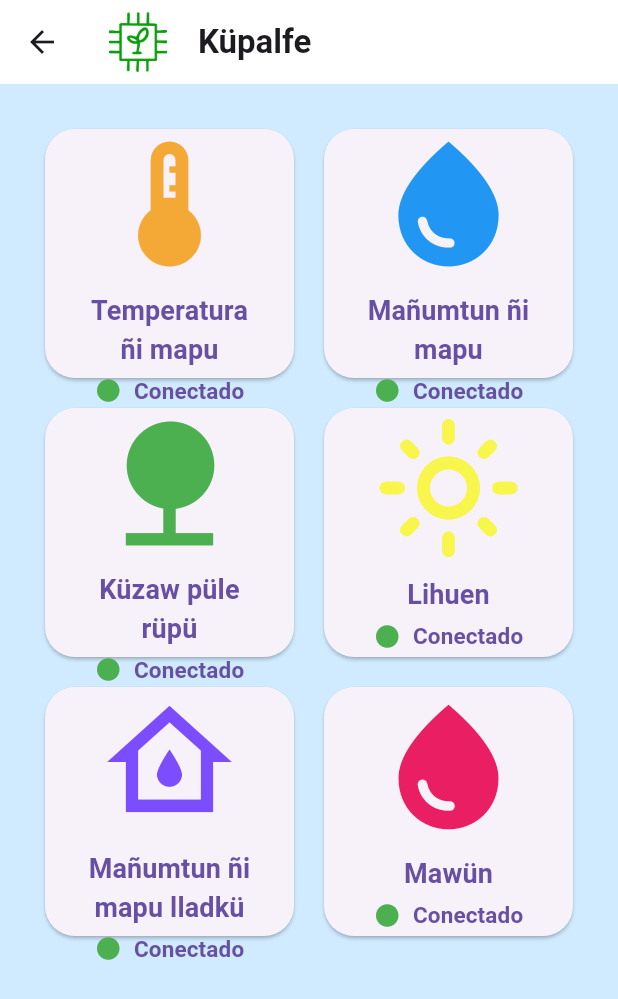
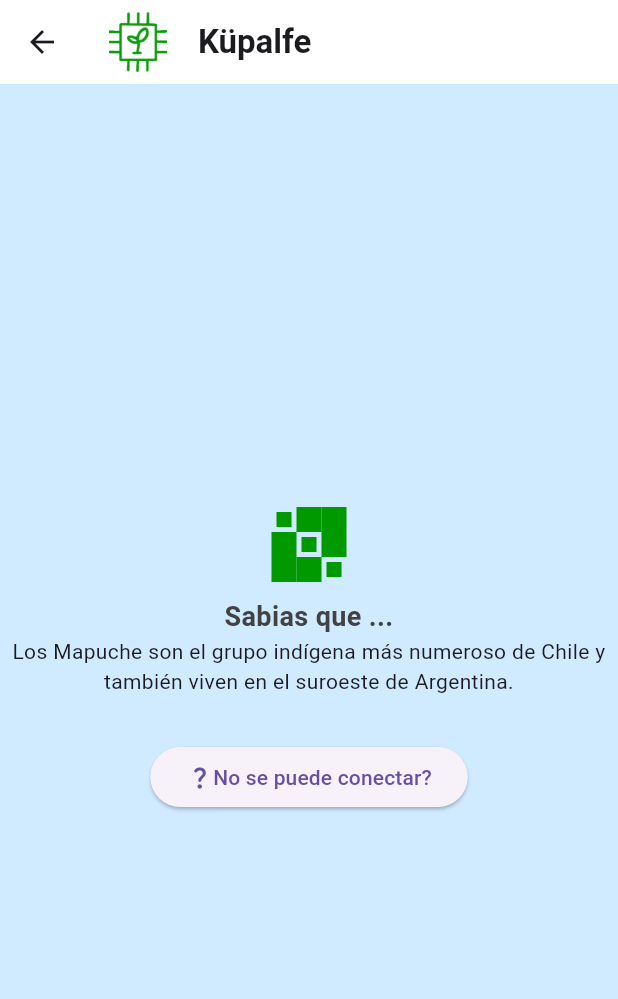
Before and after one commit to kimeltuwe-loftech/Aplicacion_movil, a Flutter app: the Sensores screen opened directly, on a phone screen of 412 x 824 dp. Shown: the top 999 px of the screen. Run offline on Flutter 3.47's test engine with Material 3 defaults, Android fonts, the phone set to English and light mode, and no system bars; our stand-ins replace fl_chart, flutter_spinkit, image_picker, shared_preferences; missing offline and left inert: udp; accounts and stored records are empty.

Commit message:
Add Mapuche facts

```diff
--- /dev/null
+++ b/lib/globals/mapuche_facts.dart
@@ -0,0 +1,30 @@
+import 'dart:math';
+
+final List<String> datosCuriososMapuche = [
+  "Los Mapuche son el grupo indígena más numeroso de Chile y también viven en el suroeste de Argentina.",
+  "Mapuche significa 'gente de la tierra' (mapu = tierra, che = gente).",
+  "Su lengua tradicional es el mapudungun, aún hablada por muchas personas.",
+  "Los Mapuche resistieron con éxito al Imperio Inca en el siglo XV.",
+  "También resistieron la conquista española durante más de 300 años.",
+  "Los colores de la bandera mapuche tienen significados simbólicos: verde para la tierra, azul para el universo y rojo para la fuerza.",
+  "El kultrún, su tambor ceremonial, representa el universo dividido en cuatro partes.",
+  "Los líderes tradicionales se llaman lonko, elegidos por su sabiduría y capacidad de mediación.",
+  "Una machi es una líder espiritual y curandera en la comunidad.",
+  "El año nuevo mapuche, We Tripantu, coincide con el solsticio de invierno en junio.",
+  "La platería mapuche es muy valorada y simboliza protección e identidad.",
+  "Sus viviendas tradicionales, llamadas rucas, se construyen con madera y paja.",
+  "Los Mapuche desarrollaron una estrategia defensiva muy efectiva llamada 'malón', un ataque rápido a caballo.",
+  "El caballo se volvió central en la cultura mapuche después de la llegada de los europeos.",
+  "El mate es una bebida tradicional que suele compartirse en reuniones mapuche.",
+  "El tejido mapuche es reconocido por sus complejos patrones geométricos.",
+  "Tradicionalmente, la tierra no se veía como propiedad, sino como un espacio vivo compartido.",
+  "La música mapuche incorpora instrumentos como la trutruka y la pifilka.",
+  "Muchos apellidos mapuche tienen significados relacionados con la naturaleza, como 'Antilef' (flecha del sol).",
+  "La cosmovisión mapuche incluye a los ngen, espíritus protectores de elementos naturales como ríos y bosques."
+];
+
+final Random _random = Random();
+
+String getRandomMapucheFact() {
+  return datosCuriososMapuche[_random.nextInt(datosCuriososMapuche.length)];
+}
--- a/lib/sensores.dart
+++ b/lib/sensores.dart
@@ -7,6 +7,8 @@ import 'package:fl_chart/fl_chart.dart';
 import 'package:udp/udp.dart';
 import 'package:flutter_spinkit/flutter_spinkit.dart';
 import 'l10n/app_localizations.dart';
+import 'globals/mapuche_facts.dart';
+// import 'loading_icon.dart';
 
 import 'sensor_graph.dart';
 import 'globals/sensor_definitions.dart';
@@ -21,7 +23,7 @@ class Sensores extends StatefulWidget {
 
 class _SensoresState extends State<Sensores> {
   Map<String, List<FlSpot>> _valoresPorSensor = {};
-  final loading = false;
+  final loading = true;
 
   @override
   Widget build(BuildContext context) {
@@ -32,7 +34,10 @@ class _SensoresState extends State<Sensores> {
           children: [
             Image.asset('assets/sensores_principal.png', width: 40, height: 40),
             SizedBox(width: 20),
-            Text(AppLocalizations.of(context)!.sensors, style: TextStyle(fontWeight: FontWeight.bold)),
+            Text(
+              AppLocalizations.of(context)!.sensors,
+              style: TextStyle(fontWeight: FontWeight.bold),
+            ),
           ],
         ),
       ),
@@ -42,17 +47,19 @@ class _SensoresState extends State<Sensores> {
               child: Column(
                 mainAxisAlignment: MainAxisAlignment.center,
                 children: [
+                  // SpinningSvgLoader(),
                   SpinKitCubeGrid(color: const Color(0xFF009900), size: 50.0),
                   SizedBox(height: 10),
                   Text(
                     'Sabias que ...',
+                    textAlign: TextAlign.center,
                     style: TextStyle(
                       fontWeight: FontWeight.bold,
                       fontSize: 18,
                       color: Colors.grey[800],
                     ),
                   ),
-                  Text('Mapuche (...)'),
+                  Text(getRandomMapucheFact(), textAlign: TextAlign.center),
                   SizedBox(height: 30),
                   Builder(
                     builder: (context) => ElevatedButton(
```
